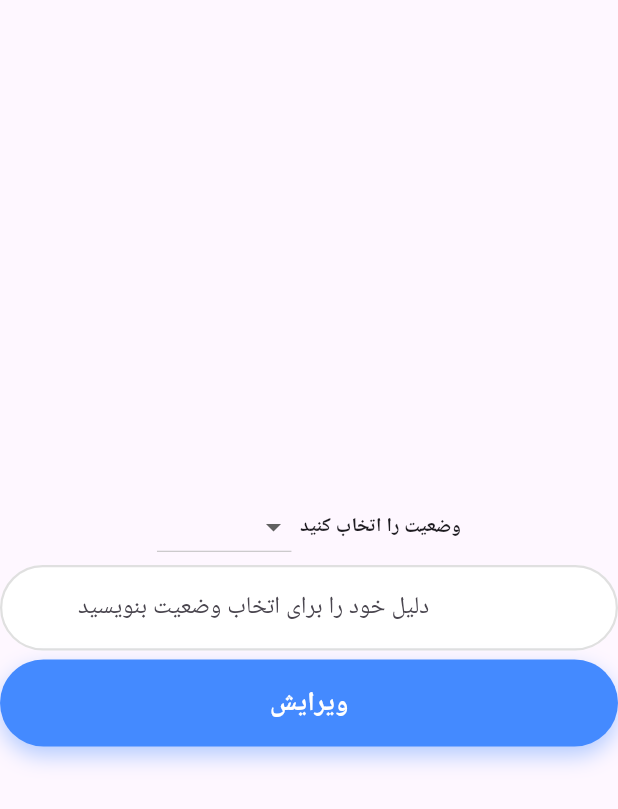
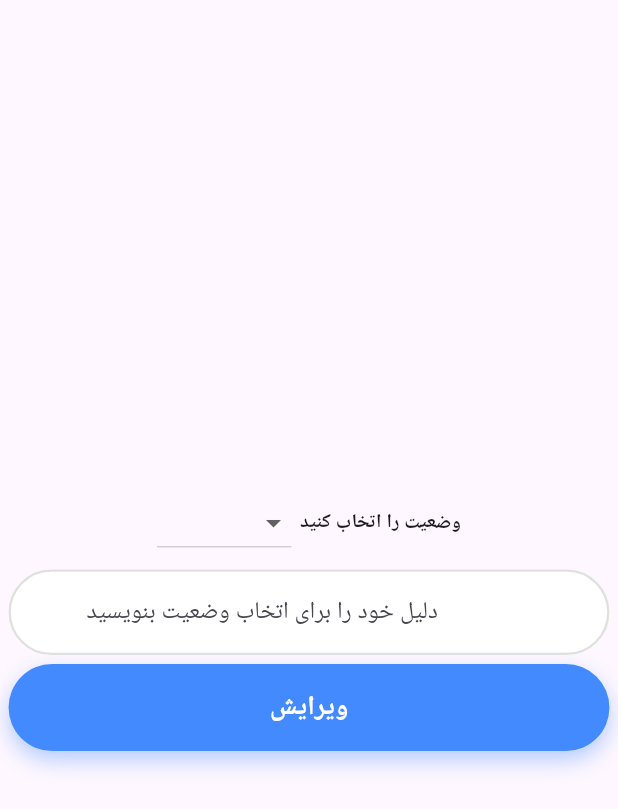
Before and after one commit to yasinakba/amonoroze_super_admin, a Flutter app: the EditStatusShop widget shown alone on an empty page, opened directly, on a phone screen of 412 x 824 dp. Shown: the top 809 px of the screen. Run offline on Flutter 3.47's test engine with Material 3 defaults, Android fonts, the phone set to English and light mode, and no system bars; our stand-ins replace flutter_screenutil, get; Roboto replaces fonts that are missing (IranYekan).

```diff
--- a/lib/feature/feature_shop/view/edit_status_shop.dart
+++ b/lib/feature/feature_shop/view/edit_status_shop.dart
@@ -13,17 +13,21 @@ class EditStatusShop extends StatelessWidget {
     return GetBuilder<ShopController>(initState: (state) {
       Get.lazyPut(()=> ShopController());
     },builder: (controller) {
-      return Column(
+      return Container(
+        padding: EdgeInsetsDirectional.symmetric(horizontal: 5.w),
+        child: Column(
           crossAxisAlignment: CrossAxisAlignment.center,
           mainAxisAlignment: MainAxisAlignment.center,
           children: [
             CustomDropdown(list:controller.statuses, title:'وضعیت را اتخاب کنید'),
+            SizedBox(height: 5.h,),
             CustomTextField(hintText: 'دلیل خود را برای اتخاب وضعیت بنویسید', icon: null),
             SizedBox(height: 5.h,),
             CustomButton(text: 'ویرایش', onPressed: () {
               // controller.editShopStatus(shopId)
             },),
           ],
+        ),
       );
     });
   }
```
Lines whose indentation alone changed are shown as unchanged.
